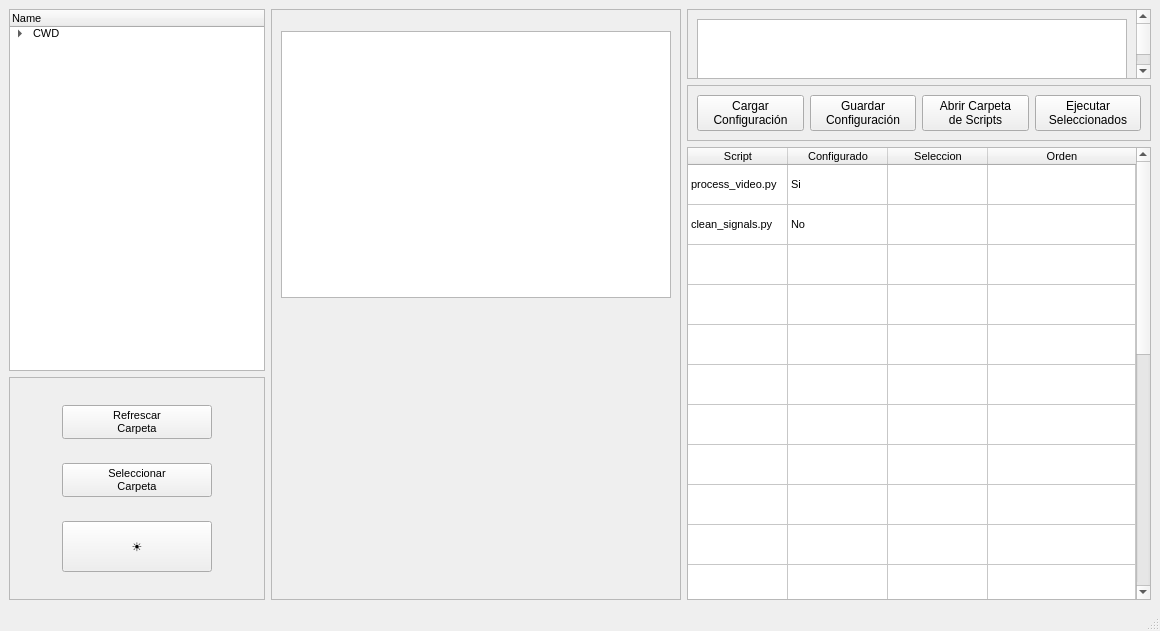
Qt form ui/mainwindow.ui (danielzanelli/NeuroCrunch) before a commit.
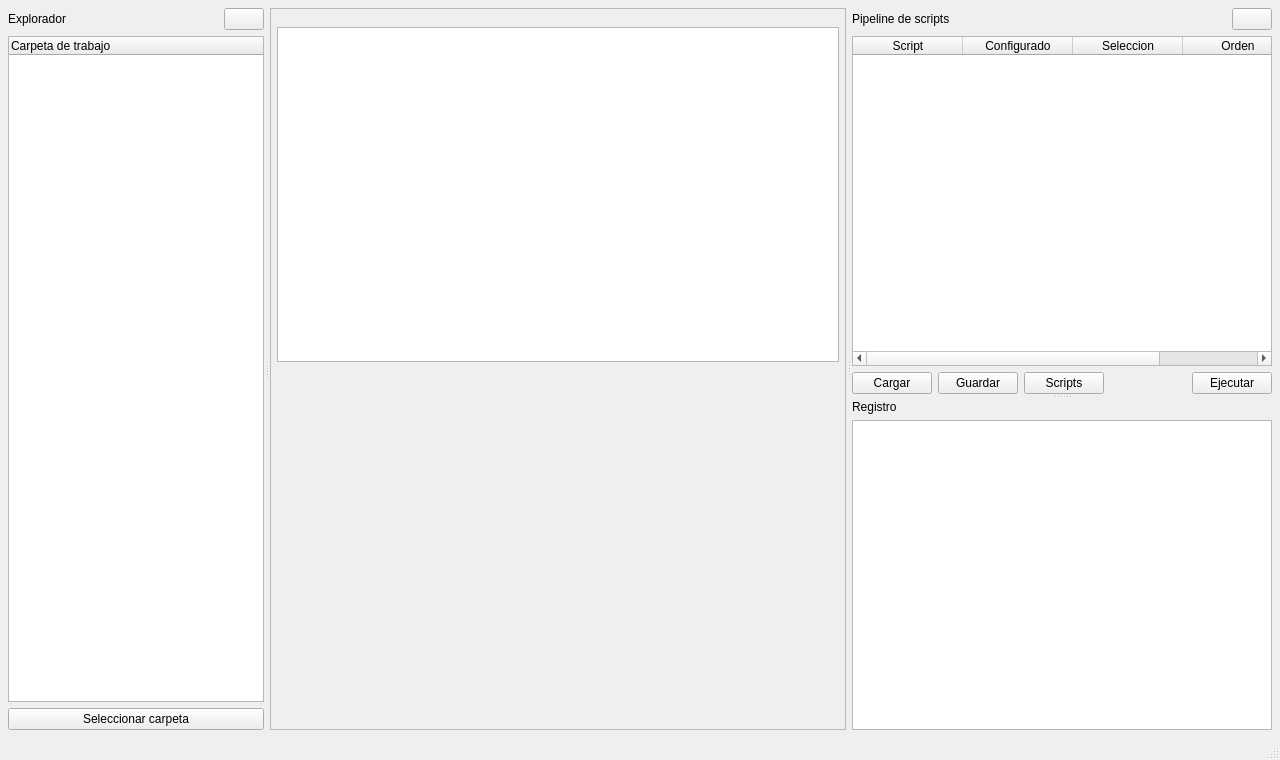
The same form after that commit. Custom widgets are drawn as their Qt base class.

Diff of the .ui file:
```diff
--- a/ui/mainwindow.ui
+++ b/ui/mainwindow.ui
@@ -6,26 +6,144 @@
    <rect>
     <x>0</x>
     <y>0</y>
-    <width>1160</width>
-    <height>631</height>
+    <width>1280</width>
+    <height>760</height>
    </rect>
   </property>
   <property name="windowTitle">
    <string>MainWindow</string>
   </property>
   <widget class="QWidget" name="centralwidget">
-   <layout class="QGridLayout" name="gridLayout_12">
-    <item row="1" column="1" rowspan="4">
+   <layout class="QVBoxLayout" name="central_layout">
+    <property name="leftMargin">
+     <number>8</number>
+    </property>
+    <property name="topMargin">
+     <number>8</number>
+    </property>
+    <property name="rightMargin">
+     <number>8</number>
+    </property>
+    <property name="bottomMargin">
+     <number>8</number>
+    </property>
+    <item>
+     <widget class="QSplitter" name="main_splitter">
+      <property name="orientation">
+       <enum>Qt::Orientation::Horizontal</enum>
+      </property>
+      <property name="handleWidth">
+       <number>6</number>
+      </property>
+      <property name="childrenCollapsible">
+       <bool>false</bool>
+      </property>
+      <widget class="QWidget" name="explorer_panel" native="true">
+       <property name="minimumSize">
+        <size>
+         <width>220</width>
+         <height>0</height>
+        </size>
+       </property>
+       <layout class="QVBoxLayout" name="explorer_layout">
+        <property name="leftMargin">
+         <number>0</number>
+        </property>
+        <property name="topMargin">
+         <number>0</number>
+        </property>
+        <property name="rightMargin">
+         <number>0</number>
+        </property>
+        <property name="bottomMargin">
+         <number>0</number>
+        </property>
+        <property name="spacing">
+         <number>6</number>
+        </property>
+        <item>
+         <layout class="QHBoxLayout" name="explorer_header_layout">
+          <item>
+           <widget class="QLabel" name="lbl_explorer_title">
+            <property name="text">
+             <string>Explorador</string>
+            </property>
+            <property name="class" stdset="0">
+             <string>panelTitle</string>
+            </property>
+           </widget>
+          </item>
+          <item>
+           <spacer name="explorer_header_spacer">
+            <property name="orientation">
+             <enum>Qt::Orientation::Horizontal</enum>
+            </property>
+            <property name="sizeHint" stdset="0">
+             <size>
+              <width>10</width>
+              <height>10</height>
+             </size>
+            </property>
+           </spacer>
+          </item>
+          <item>
+           <widget class="QPushButton" name="btn_refresh">
+            <property name="toolTip">
+             <string>Refrescar carpeta y scripts</string>
+            </property>
+            <property name="text">
+             <string/>
+            </property>
+            <property name="class" stdset="0">
+             <string>iconButton</string>
+            </property>
+           </widget>
+          </item>
+         </layout>
+        </item>
+        <item>
+         <widget class="QTreeWidget" name="file_viewer">
+          <property name="sizePolicy">
+           <sizepolicy hsizetype="Minimum" vsizetype="Expanding">
+            <horstretch>0</horstretch>
+            <verstretch>0</verstretch>
+           </sizepolicy>
+          </property>
+          <property name="indentation">
+           <number>14</number>
+          </property>
+          <property name="animated">
+           <bool>true</bool>
+          </property>
+          <column>
+           <property name="text">
+            <string>Carpeta de trabajo</string>
+           </property>
+          </column>
+         </widget>
+        </item>
+        <item>
+         <widget class="QPushButton" name="btn_open_folder">
+          <property name="toolTip">
+           <string>Elegir la carpeta de trabajo</string>
+          </property>
+          <property name="text">
+           <string>Seleccionar carpeta</string>
+          </property>
+         </widget>
+        </item>
+       </layout>
+      </widget>
      <widget class="QFrame" name="viewer_frame">
       <property name="sizePolicy">
        <sizepolicy hsizetype="Expanding" vsizetype="Expanding">
-        <horstretch>0</horstretch>
+         <horstretch>1</horstretch>
         <verstretch>0</verstretch>
        </sizepolicy>
       </property>
       <property name="minimumSize">
        <size>
-        <width>300</width>
+         <width>320</width>
         <height>0</height>
        </size>
       </property>
@@ -33,19 +151,45 @@
        <enum>QFrame::Shape::StyledPanel</enum>
       </property>
       <property name="frameShadow">
-       <enum>QFrame::Shadow::Raised</enum>
-      </property>
-      <layout class="QGridLayout" name="gridLayout_22">
-       <item row="4" column="0">
-        <widget class="QLabel" name="image_viewer">
-         <property name="text">
-          <string/>
-         </property>
-        </widget>
-       </item>
-       <item row="3" column="0">
+        <enum>QFrame::Shadow::Plain</enum>
+       </property>
+       <layout class="QVBoxLayout" name="viewer_layout">
+        <property name="leftMargin">
+         <number>6</number>
+        </property>
+        <property name="topMargin">
+         <number>6</number>
+        </property>
+        <property name="rightMargin">
+         <number>6</number>
+        </property>
+        <property name="bottomMargin">
+         <number>6</number>
+        </property>
+        <item>
+         <widget class="QWidget" name="video_player" native="true"/>
+        </item>
+        <item>
+         <widget class="QWidget" name="pdf_viewer" native="true"/>
+        </item>
+        <item>
+         <widget class="QTextBrowser" name="text_viewer"/>
+        </item>
+        <item>
         <widget class="QWidget" name="plot_frame" native="true">
          <layout class="QVBoxLayout" name="verticalLayout">
+           <property name="leftMargin">
+            <number>0</number>
+           </property>
+           <property name="topMargin">
+            <number>0</number>
+           </property>
+           <property name="rightMargin">
+            <number>0</number>
+           </property>
+           <property name="bottomMargin">
+            <number>0</number>
+           </property>
           <item>
            <widget class="PlotWidget" name="plot_widget" native="true">
             <property name="sizePolicy">
@@ -59,338 +203,117 @@
          </layout>
         </widget>
        </item>
-       <item row="1" column="0">
-        <widget class="QWidget" name="pdf_viewer" native="true"/>
-       </item>
-       <item row="0" column="0">
-        <widget class="QWidget" name="video_player" native="true"/>
-       </item>
-       <item row="2" column="0">
-        <widget class="QTextBrowser" name="text_viewer"/>
-       </item>
-      </layout>
-     </widget>
-    </item>
-    <item row="1" column="2">
-     <widget class="QScrollArea" name="scrollArea_3">
-      <property name="sizePolicy">
-       <sizepolicy hsizetype="Minimum" vsizetype="Expanding">
-        <horstretch>0</horstretch>
-        <verstretch>0</verstretch>
-       </sizepolicy>
-      </property>
-      <property name="maximumSize">
-       <size>
-        <width>16777215</width>
-        <height>16777215</height>
-       </size>
-      </property>
-      <property name="widgetResizable">
-       <bool>true</bool>
-      </property>
-      <widget class="QWidget" name="scrollAreaWidgetContents_3">
-       <property name="geometry">
-        <rect>
-         <x>0</x>
-         <y>0</y>
-         <width>461</width>
-         <height>88</height>
-        </rect>
-       </property>
-       <layout class="QGridLayout" name="gridLayout_23">
-        <item row="0" column="0">
-         <widget class="QTextBrowser" name="log">
-          <property name="sizePolicy">
-           <sizepolicy hsizetype="Minimum" vsizetype="Expanding">
-            <horstretch>0</horstretch>
-            <verstretch>0</verstretch>
-           </sizepolicy>
-          </property>
-          <property name="maximumSize">
+        <item>
+         <widget class="QLabel" name="image_viewer">
+          <property name="text">
+           <string/>
+          </property>
+         </widget>
+        </item>
+       </layout>
+      </widget>
+      <widget class="QSplitter" name="right_splitter">
+       <property name="orientation">
+        <enum>Qt::Orientation::Vertical</enum>
+       </property>
+       <property name="handleWidth">
+        <number>6</number>
+       </property>
+       <property name="childrenCollapsible">
+        <bool>false</bool>
+       </property>
+       <widget class="QWidget" name="scripts_panel" native="true">
+        <property name="minimumSize">
            <size>
-            <width>16777215</width>
-            <height>16777215</height>
-           </size>
-          </property>
-          <property name="font">
-           <font>
-            <pointsize>8</pointsize>
-           </font>
-          </property>
-         </widget>
-        </item>
-       </layout>
-      </widget>
-     </widget>
-    </item>
-    <item row="2" column="2">
-     <widget class="QFrame" name="frame_15">
-      <property name="sizePolicy">
-       <sizepolicy hsizetype="Minimum" vsizetype="Minimum">
-        <horstretch>0</horstretch>
-        <verstretch>0</verstretch>
-       </sizepolicy>
-      </property>
-      <property name="frameShape">
-       <enum>QFrame::Shape::StyledPanel</enum>
-      </property>
-      <property name="frameShadow">
-       <enum>QFrame::Shadow::Raised</enum>
-      </property>
-      <layout class="QGridLayout" name="gridLayout_10">
-       <item row="3" column="1">
-        <widget class="QPushButton" name="btn_load_config">
-         <property name="maximumSize">
-          <size>
-           <width>120</width>
-           <height>16777215</height>
-          </size>
+          <width>420</width>
+          <height>0</height>
+         </size>
+        </property>
+        <layout class="QVBoxLayout" name="scripts_layout">
+         <property name="leftMargin">
+          <number>0</number>
+         </property>
+         <property name="topMargin">
+          <number>0</number>
+         </property>
+         <property name="rightMargin">
+          <number>0</number>
+         </property>
+         <property name="bottomMargin">
+          <number>0</number>
+         </property>
+         <property name="spacing">
+          <number>6</number>
          </property>
+         <item>
+          <layout class="QHBoxLayout" name="scripts_header_layout">
+           <item>
+            <widget class="QLabel" name="lbl_scripts_title">
          <property name="text">
-          <string>Cargar 
-Configuración</string>
-         </property>
-        </widget>
-       </item>
-       <item row="3" column="3">
-        <widget class="QPushButton" name="btn_save_config">
-         <property name="maximumSize">
-          <size>
-           <width>120</width>
-           <height>16777215</height>
-          </size>
-         </property>
-         <property name="text">
-          <string>Guardar 
-Configuración</string>
-         </property>
-        </widget>
-       </item>
-       <item row="3" column="4">
-        <widget class="QPushButton" name="btn_open_scripts_dir">
-         <property name="text">
-          <string>Abrir Carpeta
-de Scripts</string>
-         </property>
-        </widget>
-       </item>
-       <item row="3" column="5">
-        <widget class="QPushButton" name="btn_execute_scripts">
-         <property name="maximumSize">
+              <string>Pipeline de scripts</string>
+             </property>
+             <property name="class" stdset="0">
+              <string>panelTitle</string>
+             </property>
+            </widget>
+           </item>
+           <item>
+            <spacer name="scripts_header_spacer">
+             <property name="orientation">
+              <enum>Qt::Orientation::Horizontal</enum>
+             </property>
+             <property name="sizeHint" stdset="0">
           <size>
-           <width>120</width>
-           <height>16777215</height>
-          </size>
-         </property>
-         <property name="text">
-          <string>Ejecutar 
-Seleccionados</string>
-         </property>
-        </widget>
-       </item>
-      </layout>
-     </widget>
-    </item>
-    <item row="4" column="0">
-     <widget class="QFrame" name="frame_18">
-      <property name="sizePolicy">
-       <sizepolicy hsizetype="Minimum" vsizetype="Preferred">
-        <horstretch>0</horstretch>
-        <verstretch>0</verstretch>
-       </sizepolicy>
-      </property>
-      <property name="frameShape">
-       <enum>QFrame::Shape::StyledPanel</enum>
-      </property>
-      <property name="frameShadow">
-       <enum>QFrame::Shadow::Raised</enum>
-      </property>
-      <layout class="QGridLayout" name="gridLayout_21">
-       <item row="2" column="0">
+               <width>10</width>
+               <height>10</height>
+              </size>
+             </property>
+            </spacer>
+           </item>
+           <item>
         <widget class="QPushButton" name="btn_darkmode">
-         <property name="maximumSize">
-          <size>
-           <width>150</width>
-           <height>16777215</height>
-          </size>
+             <property name="toolTip">
+              <string>Cambiar tema claro/oscuro</string>
          </property>
          <property name="text">
-          <string>
-☀️
-</string>
-         </property>
-        </widget>
-       </item>
-       <item row="1" column="0">
-        <widget class="QPushButton" name="btn_open_folder">
-         <property name="sizePolicy">
-          <sizepolicy hsizetype="Minimum" vsizetype="Fixed">
-           <horstretch>0</horstretch>
-           <verstretch>0</verstretch>
-          </sizepolicy>
-         </property>
-         <property name="maximumSize">
-          <size>
-           <width>150</width>
-           <height>16777215</height>
-          </size>
-         </property>
-         <property name="font">
-          <font>
-           <pointsize>8</pointsize>
-          </font>
-         </property>
-         <property name="text">
-          <string>Seleccionar
-Carpeta</string>
-         </property>
-        </widget>
-       </item>
-       <item row="0" column="0">
-        <widget class="QPushButton" name="btn_refresh">
-         <property name="sizePolicy">
-          <sizepolicy hsizetype="Minimum" vsizetype="Fixed">
-           <horstretch>0</horstretch>
-           <verstretch>0</verstretch>
-          </sizepolicy>
-         </property>
-         <property name="maximumSize">
-          <size>
-           <width>150</width>
-           <height>16777215</height>
-          </size>
-         </property>
-         <property name="font">
-          <font>
-           <pointsize>8</pointsize>
-          </font>
-         </property>
-         <property name="text">
-          <string>Refrescar
-Carpeta</string>
+              <string/>
+             </property>
+             <property name="class" stdset="0">
+              <string>iconButton</string>
          </property>
         </widget>
        </item>
       </layout>
-     </widget>
-    </item>
-    <item row="1" column="0" rowspan="3">
-     <widget class="QTreeWidget" name="file_viewer">
-      <property name="sizePolicy">
-       <sizepolicy hsizetype="Minimum" vsizetype="Expanding">
-        <horstretch>0</horstretch>
-        <verstretch>0</verstretch>
-       </sizepolicy>
-      </property>
-      <property name="font">
-       <font>
-        <pointsize>8</pointsize>
-       </font>
-      </property>
-      <column>
-       <property name="text">
-        <string>Name</string>
-       </property>
-      </column>
+         </item>
       <item>
-       <property name="text">
-        <string>CWD</string>
-       </property>
-       <item>
-        <property name="text">
-         <string>Folder A</string>
-        </property>
-       </item>
-       <item>
-        <property name="text">
-         <string>Folder B</string>
-        </property>
-        <item>
-         <property name="text">
-          <string>datafile_1.csv</string>
-         </property>
-        </item>
-        <item>
-         <property name="text">
-          <string>datafile_2.csv</string>
-         </property>
-        </item>
-        <item>
-         <property name="text">
-          <string>model_A.pkl</string>
-         </property>
-        </item>
-        <item>
-         <property name="text">
-          <string>model_B.pkl</string>
-         </property>
-        </item>
-       </item>
-       <item>
-        <property name="text">
-         <string>Folder C</string>
-        </property>
-       </item>
-       <item>
-        <property name="text">
-         <string>Folder D</string>
-        </property>
-       </item>
-      </item>
-     </widget>
-    </item>
-    <item row="3" column="2" rowspan="2">
      <widget class="QTableWidget" name="table_data_columns">
       <property name="sizePolicy">
        <sizepolicy hsizetype="Minimum" vsizetype="Expanding">
         <horstretch>0</horstretch>
-        <verstretch>0</verstretch>
-       </sizepolicy>
-      </property>
-      <property name="minimumSize">
-       <size>
-        <width>450</width>
-        <height>250</height>
-       </size>
-      </property>
-      <property name="maximumSize">
-       <size>
-        <width>500</width>
-        <height>16777215</height>
-       </size>
-      </property>
-      <property name="font">
-       <font>
-        <pointsize>8</pointsize>
-       </font>
-      </property>
-      <property name="sizeAdjustPolicy">
-       <enum>QAbstractScrollArea::SizeAdjustPolicy::AdjustToContents</enum>
-      </property>
+             <verstretch>1</verstretch>
+            </sizepolicy>
+           </property>
       <property name="editTriggers">
        <set>QAbstractItemView::EditTrigger::NoEditTriggers</set>
       </property>
-      <property name="alternatingRowColors">
+           <property name="selectionMode">
+            <enum>QAbstractItemView::SelectionMode::SingleSelection</enum>
+           </property>
+           <property name="selectionBehavior">
+            <enum>QAbstractItemView::SelectionBehavior::SelectRows</enum>
+           </property>
+           <property name="showGrid">
        <bool>false</bool>
       </property>
-      <property name="sortingEnabled">
-       <bool>true</bool>
-      </property>
-      <attribute name="horizontalHeaderCascadingSectionResizes">
-       <bool>true</bool>
-      </attribute>
       <attribute name="horizontalHeaderMinimumSectionSize">
        <number>0</number>
       </attribute>
       <attribute name="horizontalHeaderDefaultSectionSize">
-       <number>100</number>
+            <number>110</number>
       </attribute>
       <attribute name="horizontalHeaderHighlightSections">
        <bool>false</bool>
       </attribute>
-      <attribute name="horizontalHeaderShowSortIndicator" stdset="0">
-       <bool>true</bool>
-      </attribute>
       <attribute name="horizontalHeaderStretchLastSection">
        <bool>true</bool>
       </attribute>
@@ -401,39 +324,8 @@
        <bool>false</bool>
       </attribute>
       <attribute name="verticalHeaderDefaultSectionSize">
-       <number>40</number>
-      </attribute>
-      <attribute name="verticalHeaderHighlightSections">
-       <bool>false</bool>
-      </attribute>
-      <attribute name="verticalHeaderShowSortIndicator" stdset="0">
-       <bool>false</bool>
-      </attribute>
-      <attribute name="verticalHeaderStretchLastSection">
-       <bool>true</bool>
-      </attribute>
-      <row/>
-      <row/>
-      <row/>
-      <row/>
-      <row/>
-      <row/>
-      <row/>
-      <row/>
-      <row/>
-      <row/>
-      <row/>
-      <row/>
-      <row/>
-      <row/>
-      <row/>
-      <row/>
-      <row/>
-      <row/>
-      <row/>
-      <row/>
-      <row/>
-      <row/>
+            <number>36</number>
+           </attribute>
       <column>
        <property name="text">
         <string>Script</string>
@@ -454,306 +346,110 @@
         <string>Orden</string>
        </property>
       </column>
-      <item row="0" column="0">
-       <property name="text">
-        <string>process_video.py</string>
-       </property>
-      </item>
-      <item row="0" column="1">
-       <property name="text">
-        <string>Si</string>
-       </property>
-      </item>
-      <item row="0" column="2">
-       <property name="text">
-        <string/>
-       </property>
-      </item>
-      <item row="1" column="0">
+          </widget>
+         </item>
+         <item>
+          <layout class="QHBoxLayout" name="scripts_actions_layout">
+           <property name="spacing">
+            <number>6</number>
+           </property>
+           <item>
+            <widget class="QPushButton" name="btn_load_config">
+             <property name="toolTip">
+              <string>Cargar configuración desde archivo</string>
+             </property>
        <property name="text">
-        <string>clean_signals.py</string>
-       </property>
-      </item>
-      <item row="1" column="1">
-       <property name="text">
-        <string>No</string>
-       </property>
-      </item>
-      <item row="1" column="2">
+              <string>Cargar</string>
+             </property>
+            </widget>
+           </item>
+           <item>
+            <widget class="QPushButton" name="btn_save_config">
+             <property name="toolTip">
+              <string>Guardar configuración actual</string>
+             </property>
        <property name="text">
-        <string/>
-       </property>
-      </item>
-      <item row="4" column="0">
-       <property name="text">
-        <string/>
-       </property>
-      </item>
-      <item row="4" column="1">
+              <string>Guardar</string>
+             </property>
+            </widget>
+           </item>
+           <item>
+            <widget class="QPushButton" name="btn_open_scripts_dir">
+             <property name="toolTip">
+              <string>Abrir carpeta de scripts de usuario</string>
+             </property>
        <property name="text">
-        <string/>
-       </property>
-      </item>
-      <item row="4" column="2">
-       <property name="text">
-        <string/>
-       </property>
-      </item>
-      <item row="5" column="0">
-       <property name="text">
-        <string/>
-       </property>
-      </item>
-      <item row="5" column="1">
-       <property name="text">
-        <string/>
-       </property>
-      </item>
-      <item row="5" column="2">
+              <string>Scripts</string>
+             </property>
+            </widget>
+           </item>
+           <item>
+            <spacer name="scripts_actions_spacer">
+             <property name="orientation">
+              <enum>Qt::Orientation::Horizontal</enum>
+             </property>
+             <property name="sizeHint" stdset="0">
+              <size>
+               <width>10</width>
+               <height>10</height>
+              </size>
+             </property>
+            </spacer>
+           </item>
+           <item>
+            <widget class="QPushButton" name="btn_execute_scripts">
+             <property name="toolTip">
+              <string>Ejecutar los scripts seleccionados en orden</string>
+             </property>
        <property name="text">
-        <string/>
-       </property>
-      </item>
-      <item row="6" column="0">
-       <property name="text">
-        <string/>
-       </property>
-      </item>
-      <item row="6" column="1">
-       <property name="text">
-        <string/>
-       </property>
-      </item>
-      <item row="6" column="2">
-       <property name="text">
-        <string/>
-       </property>
-      </item>
-      <item row="7" column="0">
-       <property name="text">
-        <string/>
-       </property>
-      </item>
-      <item row="7" column="1">
-       <property name="text">
-        <string/>
-       </property>
-      </item>
-      <item row="7" column="2">
-       <property name="text">
-        <string/>
-       </property>
-      </item>
-      <item row="8" column="0">
+              <string>Ejecutar</string>
+             </property>
+            </widget>
+           </item>
+          </layout>
+         </item>
+        </layout>
+       </widget>
+       <widget class="QWidget" name="log_panel" native="true">
+        <layout class="QVBoxLayout" name="log_layout">
+         <property name="leftMargin">
+          <number>0</number>
+         </property>
+         <property name="topMargin">
+          <number>0</number>
+         </property>
+         <property name="rightMargin">
+          <number>0</number>
+         </property>
+         <property name="bottomMargin">
+          <number>0</number>
+         </property>
+         <property name="spacing">
+          <number>6</number>
+         </property>
+         <item>
+          <widget class="QLabel" name="lbl_log_title">
        <property name="text">
-        <string/>
-       </property>
-      </item>
-      <item row="8" column="1">
-       <property name="text">
-        <string/>
-       </property>
-      </item>
-      <item row="8" column="2">
-       <property name="text">
-        <string/>
-       </property>
-      </item>
-      <item row="9" column="0">
-       <property name="text">
-        <string/>
-       </property>
-      </item>
-      <item row="9" column="1">
-       <property name="text">
-        <string/>
-       </property>
-      </item>
-      <item row="9" column="2">
-       <property name="text">
-        <string/>
-       </property>
-      </item>
-      <item row="10" column="0">
-       <property name="text">
-        <string/>
-       </property>
-      </item>
-      <item row="10" column="1">
-       <property name="text">
-        <string/>
-       </property>
-      </item>
-      <item row="10" column="2">
-       <property name="text">
-        <string/>
-       </property>
-      </item>
-      <item row="11" column="0">
-       <property name="text">
-        <string/>
-       </property>
-      </item>
-      <item row="11" column="1">
-       <property name="text">
-        <string/>
-       </property>
-      </item>
-      <item row="11" column="2">
-       <property name="text">
-        <string/>
-       </property>
-      </item>
-      <item row="12" column="0">
-       <property name="text">
-        <string/>
-       </property>
-      </item>
-      <item row="12" column="1">
-       <property name="text">
-        <string/>
-       </property>
-      </item>
-      <item row="12" column="2">
-       <property name="text">
-        <string/>
-       </property>
-      </item>
-      <item row="13" column="0">
-       <property name="text">
-        <string/>
-       </property>
-      </item>
-      <item row="13" column="1">
-       <property name="text">
-        <string/>
-       </property>
-      </item>
-      <item row="13" column="2">
-       <property name="text">
-        <string/>
-       </property>
-      </item>
-      <item row="14" column="0">
-       <property name="text">
-        <string/>
-       </property>
-      </item>
-      <item row="14" column="1">
-       <property name="text">
-        <string/>
-       </property>
-      </item>
-      <item row="14" column="2">
-       <property name="text">
-        <string/>
-       </property>
-      </item>
-      <item row="15" column="0">
-       <property name="text">
-        <string/>
-       </property>
-      </item>
-      <item row="15" column="1">
-       <property name="text">
-        <string/>
-       </property>
-      </item>
-      <item row="15" column="2">
-       <property name="text">
-        <string/>
-       </property>
-      </item>
-      <item row="16" column="0">
-       <property name="text">
-        <string/>
-       </property>
-      </item>
-      <item row="16" column="1">
-       <property name="text">
-        <string/>
-       </property>
-      </item>
-      <item row="16" column="2">
-       <property name="text">
-        <string/>
-       </property>
-      </item>
-      <item row="17" column="0">
-       <property name="text">
-        <string/>
-       </property>
-      </item>
-      <item row="17" column="1">
-       <property name="text">
-        <string/>
-       </property>
-      </item>
-      <item row="17" column="2">
-       <property name="text">
-        <string/>
-       </property>
-      </item>
-      <item row="18" column="0">
-       <property name="text">
-        <string/>
-       </property>
-      </item>
-      <item row="18" column="1">
-       <property name="text">
-        <string/>
-       </property>
-      </item>
-      <item row="18" column="2">
-       <property name="text">
-        <string/>
-       </property>
-      </item>
-      <item row="19" column="0">
-       <property name="text">
-        <string/>
-       </property>
-      </item>
-      <item row="19" column="1">
-       <property name="text">
-        <string/>
-       </property>
-      </item>
-      <item row="19" column="2">
-       <property name="text">
-        <string/>
-       </property>
-      </item>
-      <item row="20" column="0">
-       <property name="text">
-        <string/>
-       </property>
-      </item>
-      <item row="20" column="1">
-       <property name="text">
-        <string/>
-       </property>
-      </item>
-      <item row="20" column="2">
-       <property name="text">
-        <string/>
-       </property>
-      </item>
-      <item row="21" column="0">
-       <property name="text">
-        <string/>
-       </property>
-      </item>
-      <item row="21" column="1">
-       <property name="text">
-        <string/>
-       </property>
-      </item>
-      <item row="21" column="2">
-       <property name="text">
-        <string/>
-       </property>
-      </item>
+            <string>Registro</string>
+           </property>
+           <property name="class" stdset="0">
+            <string>panelTitle</string>
+           </property>
+          </widget>
+         </item>
+         <item>
+          <widget class="QTextBrowser" name="log">
+           <property name="sizePolicy">
+            <sizepolicy hsizetype="Minimum" vsizetype="Expanding">
+             <horstretch>0</horstretch>
+             <verstretch>0</verstretch>
+            </sizepolicy>
+           </property>
+          </widget>
+         </item>
+        </layout>
+       </widget>
+      </widget>
      </widget>
     </item>
    </layout>
```
Left out of the diff: 12 changed lines with no effect on the pictures. Lines whose indentation alone changed are shown as unchanged.
